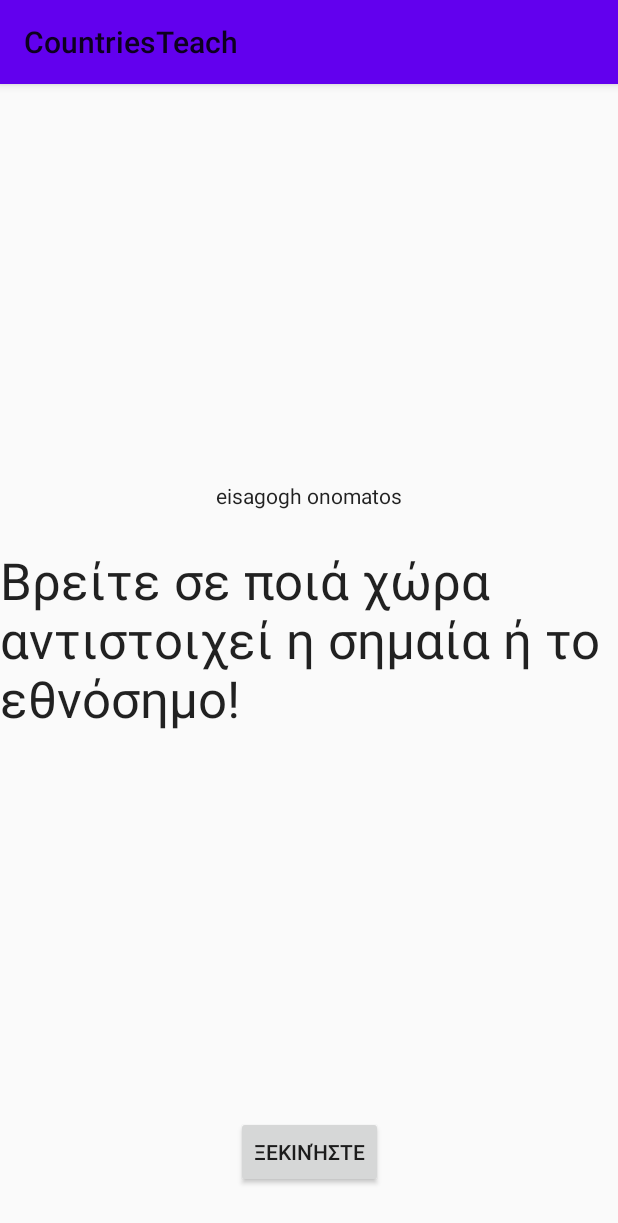
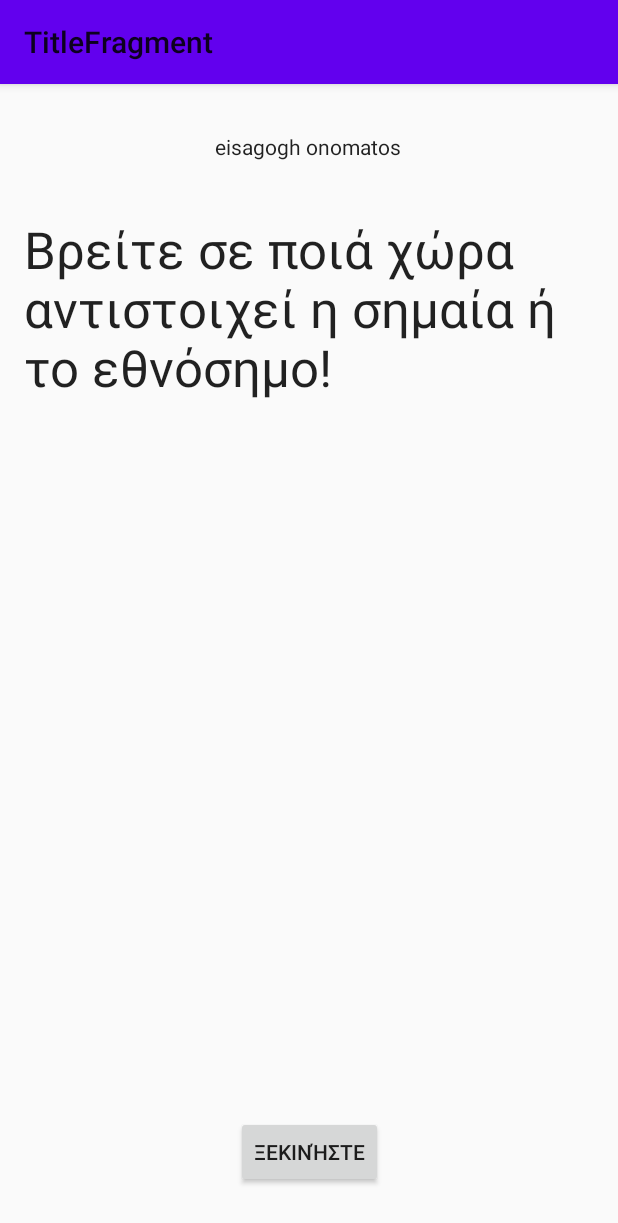
Before and after one commit to dlnioanna/CountriesTeach, an Android app: the screen it shows after launch (MainActivity), on a phone screen of 412 x 824 dp. Shown: the top 1223 px of the screen. Run offline under Robolectric (Android 15) with nearby library versions, the phone set to English and light mode, and no system bars; our stand-ins replace data binding, navigation-ui; 1 statement that could not run was skipped.

Commit message:
editing layouts added Navcontroller

```diff
--- a/app/build.gradle
+++ b/app/build.gradle
@@ -1,6 +1,7 @@
 plugins {
     id 'com.android.application'
 }
+apply plugin: 'androidx.navigation.safeargs'
 
 android {
     compileSdkVersion 30
@@ -36,8 +37,8 @@ dependencies {
     implementation 'androidx.appcompat:appcompat:1.2.0'
     implementation 'com.google.android.material:material:1.3.0'
     implementation 'androidx.constraintlayout:constraintlayout:2.0.4'
-    implementation 'androidx.navigation:navigation-fragment:2.2.2'
-    implementation 'androidx.navigation:navigation-ui:2.2.2'
+    implementation "androidx.navigation:navigation-fragment:$version_navigation"
+    implementation "androidx.navigation:navigation-ui:$version_navigation"
     testImplementation 'junit:junit:4.+'
     androidTestImplementation 'androidx.test.ext:junit:1.1.2'
     androidTestImplementation 'androidx.test.espresso:espresso-core:3.3.0'
--- a/app/src/main/java/unipi/protal/countriesteach/MainActivity.java
+++ b/app/src/main/java/unipi/protal/countriesteach/MainActivity.java
@@ -1,14 +1,18 @@
 package unipi.protal.countriesteach;
 
 import androidx.appcompat.app.AppCompatActivity;
+import androidx.navigation.NavController;
+import androidx.navigation.Navigation;
+import androidx.navigation.ui.NavigationUI;
 
 import android.os.Bundle;
 
 public class MainActivity extends AppCompatActivity {
-
     @Override
     protected void onCreate(Bundle savedInstanceState) {
         super.onCreate(savedInstanceState);
         setContentView(R.layout.activity_main);
+        NavController navController = Navigation.findNavController(this, R.id.nav_host_fragment);
+        NavigationUI.setupActionBarWithNavController(this, navController);
     }
 }
--- a/app/src/main/java/unipi/protal/countriesteach/screens/TitleFragment.java
+++ b/app/src/main/java/unipi/protal/countriesteach/screens/TitleFragment.java
@@ -9,20 +9,29 @@ import androidx.annotation.NonNull;
 import androidx.annotation.Nullable;
 import androidx.databinding.DataBindingUtil;
 import androidx.fragment.app.Fragment;
+import androidx.navigation.NavController;
+import androidx.navigation.Navigation;
+
+import static androidx.navigation.Navigation.findNavController;
 
 import unipi.protal.countriesteach.R;
 import unipi.protal.countriesteach.databinding.TitleFragmentBinding;
 
 public class TitleFragment extends Fragment {
-
     @Nullable
     @Override
     public View onCreateView(@NonNull LayoutInflater inflater, @Nullable ViewGroup container, @Nullable Bundle savedInstanceState) {
         TitleFragmentBinding binding = DataBindingUtil.inflate(
                 inflater, R.layout.title_fragment, container, false);
         View view = binding.getRoot();
+        NavController navController = Navigation.findNavController(getActivity(), R.id.nav_host_fragment);
         //here data must be an instance of the class
-
+        binding.playGameButton.setOnClickListener(new View.OnClickListener() {
+            @Override
+            public void onClick(View v) {
+             navController.navigate(R.id.action_titleFragment_to_gameFragment);
+            }
+        });
         return binding.getRoot();
     }
 }
--- a/app/src/main/res/layout/title_fragment.xml
+++ b/app/src/main/res/layout/title_fragment.xml
@@ -28,8 +28,8 @@
             android:id="@+id/get_ready_text"
             android:layout_width="wrap_content"
             android:layout_height="wrap_content"
-            android:layout_marginTop="8dp"
-            android:layout_marginBottom="8dp"
+            android:layout_marginTop="32dp"
+            android:layout_marginBottom="32dp"
             android:fontFamily="sans-serif"
             android:text="eisagogh onomatos"
             android:textColor="@color/black_text_color"
@@ -37,7 +37,7 @@
             android:textStyle="normal"
             app:layout_constraintBottom_toTopOf="@+id/title_text"
             app:layout_constraintEnd_toEndOf="parent"
-            app:layout_constraintHorizontal_bias="0.5"
+            app:layout_constraintHorizontal_bias="0.498"
             app:layout_constraintStart_toStartOf="parent"
             app:layout_constraintTop_toTopOf="parent"
             app:layout_constraintVertical_chainStyle="packed" />
@@ -45,9 +45,14 @@
         <TextView
             android:id="@+id/title_text"
             android:layout_width="wrap_content"
-            android:layout_height="wrap_content"
-            android:layout_marginTop="16dp"
+            android:layout_height="0dp"
+            android:layout_margin="@dimen/image_margin"
+            android:layout_marginStart="@dimen/activity_horizontal_margin"
+            android:layout_marginEnd="@dimen/activity_horizontal_margin"
+            android:layout_marginBottom="32dp"
             android:fontFamily="sans-serif"
+            android:paddingStart="@dimen/activity_horizontal_margin"
+            android:paddingEnd="@dimen/activity_horizontal_margin"
             android:text="@string/title_text"
             android:textColor="@color/black_text_color"
             android:textSize="34sp"
@@ -57,12 +62,12 @@
             app:layout_constraintHorizontal_bias="0.5"
             app:layout_constraintStart_toStartOf="parent"
             app:layout_constraintTop_toBottomOf="@+id/get_ready_text"
-            app:layout_constraintVertical_chainStyle="packed" />
+            app:layout_constraintVertical_chainStyle="spread_inside" />
 
         <Button
             android:id="@+id/play_game_button"
             android:layout_width="wrap_content"
-            android:layout_height="wrap_content"
+            android:layout_height="0dp"
             android:layout_marginBottom="32dp"
             android:text="@string/play_button"
             app:layout_constraintBottom_toBottomOf="parent"
--- a/app/src/main/res/navigation/navigation.xml
+++ b/app/src/main/res/navigation/navigation.xml
@@ -1,6 +1,7 @@
 <?xml version="1.0" encoding="utf-8"?>
 <navigation xmlns:android="http://schemas.android.com/apk/res/android"
-    xmlns:app="http://schemas.android.com/apk/res-auto" android:id="@+id/navigation"
+    xmlns:app="http://schemas.android.com/apk/res-auto"
+    android:id="@+id/navigation"
     app:startDestination="@id/titleFragment">
 
     <fragment
--- a/app/src/main/res/values-night/themes.xml
+++ b/app/src/main/res/values-night/themes.xml
@@ -2,8 +2,8 @@
     <!-- Base application theme. -->
     <style name="Theme.CountriesTeach" parent="Theme.AppCompat.Light.DarkActionBar">
         <!-- Primary brand color. -->
-        <item name="colorPrimary">@color/purple_200</item>
-        <item name="colorPrimaryVariant">@color/purple_700</item>
+        <item name="colorPrimary">@color/teal_200</item>
+        <item name="colorPrimaryVariant">@color/teal_700</item>
         <item name="colorOnPrimary">@color/black</item>
         <!-- Secondary brand color. -->
         <item name="colorSecondary">@color/teal_200</item>
--- a/app/src/main/res/values/dimens.xml
+++ b/app/src/main/res/values/dimens.xml
@@ -11,6 +11,8 @@
     <dimen name="button_text_size">18sp</dimen>
 
     <dimen name="question_margin">4dp</dimen>
+    <dimen name="image_margin">4dp</dimen>
+    <dimen name="image_margin_start_end">32dp</dimen>
     <dimen name="answer_text_size">18sp</dimen>
     <dimen name="question_text_size">30sp</dimen>
 </resources>
--- a/build.gradle
+++ b/build.gradle
@@ -1,12 +1,15 @@
 // Top-level build file where you can add configuration options common to all sub-projects/modules.
 buildscript {
+    ext{
+        version_navigation = "2.3.4"
+    }
     repositories {
         google()
         jcenter()
     }
     dependencies {
         classpath "com.android.tools.build:gradle:4.1.3"
-
+        classpath "androidx.navigation:navigation-safe-args-gradle-plugin:$version_navigation"
         // NOTE: Do not place your application dependencies here; they belong
         // in the individual module build.gradle files
     }
```
Also changed, not shown: app/src/main/res/layout/game_fragment.xml (+8 -4 lines).
